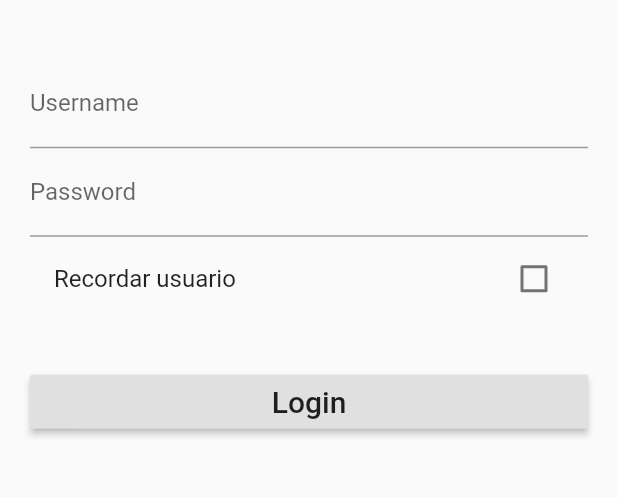
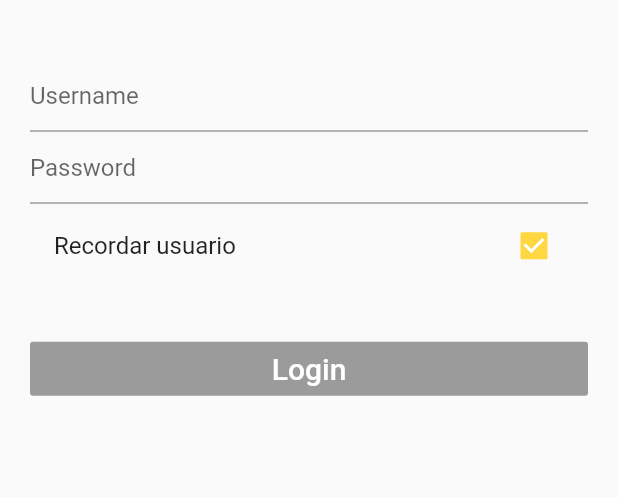
Before and after one commit to Liliana99/arquetipo_spoty_clone, a Flutter app: the screen it shows after launch, after a tap on "Recordar usuario", on a phone screen of 412 x 824 dp, the part 341-838 px from its top. Run offline on Flutter 3.47's test engine with Material 2 defaults, Android fonts, the phone set to English and light mode, and no system bars; our stand-ins replace equatable, flutter_bloc, formz.

Commit message:
feat(theme): add theme to the app

```diff
--- a/lib/app/login/blocs/login_bloc.dart
+++ b/lib/app/login/blocs/login_bloc.dart
@@ -1,17 +1,71 @@
-import 'package:arquetipo_flutter_bloc/app/login/repositories/login_repository.dart';
+import 'package:arquetipo_flutter_bloc/shared/models/password_form_model.dart';
+import 'package:arquetipo_flutter_bloc/shared/models/username_form_model.dart';
+import 'package:arquetipo_flutter_bloc/shared/repositories/authentication_repository.dart';
 import 'package:flutter_bloc/flutter_bloc.dart';
+import 'package:formz/formz.dart';
 
 import 'bloc.dart';
 
 class LoginBloc extends Bloc<LoginBlocEvent, LoginBlocState> {
 
-  final LoginRepository repository;
+  final AuthenticationRepository _authenticationRepository;
 
-  LoginBloc(LoginBlocState initialState, this.repository) : super(initialState);
+
+  LoginBloc(this._authenticationRepository) : super(LoginBlocState());
 
   @override
-  Stream<LoginBlocState> mapEventToState(LoginBlocEvent event) {
-    // TODO: implement mapEventToState
-    throw UnimplementedError();
+  Stream<LoginBlocState> mapEventToState(LoginBlocEvent event) async* {
+    if (event is LoginUsernameChanged) {
+      yield _mapUsernameChangedToState(event, state);
+    } else if (event is LoginPasswordChanged) {
+      yield _mapPasswordChangedToState(event, state);
+    } else if (event is LoginRememberChanged) {
+      yield _mapRememberChangedToState(event, state);
+    } else if (event is LoginSubmitted) {
+      yield* _mapLoginSubmittedToState(event, state);
+    }
+  }
+
+  LoginBlocState _mapUsernameChangedToState(LoginUsernameChanged event, LoginBlocState state) {
+    final username = Username.dirty(event.username);
+    return state.copyWith(
+      username: username,
+      status: Formz.validate([state.username, username]),
+    );
+  }
+
+  LoginBlocState _mapPasswordChangedToState(LoginPasswordChanged event, LoginBlocState state) {
+    final password = Password.dirty(event.password);
+    return state.copyWith(
+      password: password,
+      status: Formz.validate([state.password, password]),
+    );
+  }
+
+
+  LoginBlocState _mapRememberChangedToState(LoginRememberChanged event, LoginBlocState state) {
+    final remember = event.remember;
+    return state.copyWith(
+      remember: remember
+    );
+  }
+
+  Stream<LoginBlocState> _mapLoginSubmittedToState(LoginSubmitted event, LoginBlocState state) async* {
+    if(state.isValid()) {
+      yield state.copyWith(status: FormzStatus.submissionInProgress);
+
+      try {
+        await _authenticationRepository.logIn(
+          username: state.username.value,
+          password: state.password.value,
+        );
+        yield state.copyWith(status: FormzStatus.submissionSuccess);
+      } on Exception catch (_) {
+        yield state.copyWith(status: FormzStatus.submissionFailure);
+      }
+
+    } else {
+      yield state.copyWith(status: FormzStatus.submissionFailure);
+    }
   }
 }
--- a/lib/app/login/blocs/login_event_bloc.dart
+++ b/lib/app/login/blocs/login_event_bloc.dart
@@ -2,4 +2,41 @@ import 'package:equatable/equatable.dart';
 
 abstract class LoginBlocEvent extends Equatable {
   const LoginBlocEvent();
+
+  @override
+  List<Object> get props => [];
 }
+
+class LoginUsernameChanged extends LoginBlocEvent {
+  const LoginUsernameChanged(this.username);
+
+  final String username;
+
+  @override
+  List<Object> get props => [username];
+}
+
+class LoginPasswordChanged extends LoginBlocEvent {
+  const LoginPasswordChanged(this.password);
+
+  final String password;
+
+  @override
+  List<Object> get props => [password];
+}
+
+class LoginRememberChanged extends LoginBlocEvent {
+  const LoginRememberChanged(this.remember);
+
+  final bool remember;
+
+  @override
+  List<Object> get props => [remember];
+}
+
+class LoginSubmitted extends LoginBlocEvent {
+  const LoginSubmitted();
+
+  @override
+  List<Object> get props => [];
+}
--- a/lib/app/login/blocs/login_state_bloc.dart
+++ b/lib/app/login/blocs/login_state_bloc.dart
@@ -1,5 +1,39 @@
+import 'package:arquetipo_flutter_bloc/shared/models/password_form_model.dart';
+import 'package:arquetipo_flutter_bloc/shared/models/username_form_model.dart';
 import 'package:equatable/equatable.dart';
+import 'package:formz/formz.dart';
 
-abstract class LoginBlocState extends Equatable {
-  const LoginBlocState();
+class LoginBlocState extends Equatable {
+  const LoginBlocState({
+    this.status = FormzStatus.pure,
+    this.username = const Username.pure(),
+    this.password = const Password.pure(),
+    this.remember = false,
+  });
+
+  final FormzStatus status;
+  final Username username;
+  final Password password;
+  final bool remember;
+
+  LoginBlocState copyWith({
+    FormzStatus status,
+    Username username,
+    Password password,
+    bool remember
+  }) {
+    return LoginBlocState(
+      status: status ?? this.status,
+      username: username ?? this.username,
+      password: password ?? this.password,
+      remember: remember ?? this.remember,
+    );
+  }
+
+  bool isValid() {
+    return Formz.validate([this.username, this.password]).isValid;
+  }
+
+  @override
+  List<Object> get props => [status, username, password, remember];
 }
--- a/lib/app/login/pages/login_page.dart
+++ b/lib/app/login/pages/login_page.dart
@@ -1,14 +1,16 @@
 import 'package:arquetipo_flutter_bloc/app/login/blocs/bloc.dart';
-import 'package:arquetipo_flutter_bloc/app/login/repositories/login_repository.dart';
+import 'package:arquetipo_flutter_bloc/shared/repositories/authentication_repository.dart';
 import 'package:flutter/material.dart';
 import 'package:flutter/widgets.dart';
 import 'package:flutter_bloc/flutter_bloc.dart';
+import 'package:formz/formz.dart';
 
 class LoginPage extends StatelessWidget {
   @override
   Widget build(BuildContext context) {
     return BlocProvider(
-      create: (context) => LoginBloc(null, LoginRepository()),
+      create: (context) =>
+          LoginBloc(RepositoryProvider.of<AuthenticationRepository>(context)),
       child: LoginContent(),
     );
   }
@@ -18,7 +20,6 @@ class LoginContent extends StatefulWidget {
   @override
   _LoginContentState createState() => _LoginContentState();
 }
-
 
 class _LoginContentState extends State<LoginContent> {
   @override
@@ -48,21 +49,8 @@ class LoginForm extends StatelessWidget {
       children: [
         _UserNameInput(),
         _PasswordInput(),
-        CheckboxListTile(
-          title: const Text('Recordar usuario'),
-          value: false,
-          onChanged: (bool value) {},
-        ),
-        Padding(
-          padding: const EdgeInsets.only(top: 30),
-          child: SizedBox(
-            width: double.infinity,
-            child: RaisedButton(
-              onPressed: () {},
-              child: const Text('Login', style: TextStyle(fontSize: 20)),
-            ),
-          ),
-        )
+        _RememberUserInput(),
+        _LoginButton()
       ],
     );
   }
@@ -71,8 +59,19 @@ class LoginForm extends StatelessWidget {
 class _UserNameInput extends StatelessWidget {
   @override
   Widget build(BuildContext context) {
-    return TextField(
-      decoration: InputDecoration(labelText: 'Username'),
+    return BlocBuilder<LoginBloc, LoginBlocState>(
+      buildWhen: (previous, current) => previous.username != current.username,
+      builder: (context, state) {
+        return TextField(
+          key: const Key('loginForm_usernameInput_textField'),
+          onChanged: (username) =>
+              context.read<LoginBloc>().add(LoginUsernameChanged(username)),
+          decoration: InputDecoration(
+            hintText: 'Username',
+            errorText: state.username.invalid ? 'invalid username' : null,
+          ),
+        );
+      },
     );
   }
 }
@@ -80,9 +79,78 @@ class _UserNameInput extends StatelessWidget {
 class _PasswordInput extends StatelessWidget {
   @override
   Widget build(BuildContext context) {
-    return TextField(
-      obscureText: true,
-      decoration: InputDecoration(labelText: 'Password'),
+    return BlocBuilder<LoginBloc, LoginBlocState>(
+      buildWhen: (previous, current) =>
+          previous.password != current.password ||
+          previous.status != current.status,
+      builder: (context, state) {
+        return TextField(
+          key: const Key('loginForm_passwordInput_textField'),
+          obscureText: true,
+          onChanged: (password) =>
+              context.read<LoginBloc>().add(LoginPasswordChanged(password)),
+          decoration: InputDecoration(
+            hintText: 'Password',
+            errorText: state.password.invalid ? 'invalid password' : null,
+          ),
+        );
+      },
     );
   }
 }
+
+class _RememberUserInput extends StatelessWidget {
+  @override
+  Widget build(BuildContext context) {
+    return BlocBuilder<LoginBloc, LoginBlocState>(
+        buildWhen: (previous, current) => previous.remember != current.remember,
+        builder: (context, state) {
+          return CheckboxListTile(
+            title: const Text('Recordar usuario'),
+            value: state.remember,
+            onChanged: (bool remember) => {
+              context.read<LoginBloc>().add(LoginRememberChanged(remember)),
+            },
+          );
+        });
+  }
+}
+
+class _LoginButton extends StatelessWidget {
+  const _LoginButton({
+    Key key,
+  }) : super(key: key);
+
+  @override
+  Widget build(BuildContext context) {
+    return BlocBuilder<LoginBloc, LoginBlocState>(
+      builder: (context, state) {
+        return Padding(
+          padding: const EdgeInsets.only(top: 30),
+          child: SizedBox(
+            width: double.infinity,
+            child: RaisedButton(
+              color: Theme.of(context).primaryColor,
+              onPressed: state.isValid()
+                  ? () {
+                      context.read<LoginBloc>().add(const LoginSubmitted());
+                    }
+                  : null,
+              child: state.status == FormzStatus.submissionInProgress ?
+              SizedBox(
+                width: 15,
+                height: 15,
+                child: CircularProgressIndicator(
+                  backgroundColor: Colors.white,
+                ),
+              ) :
+              const Text('Login',
+                  style: TextStyle(fontSize: 20, color: Colors.white))
+              ,
+            ),
+          ),
+        );
+      },
+    );
+  }
+}
--- a/lib/app/login/repositories/login_repository.dart
+++ /dev/null
@@ -1 +0,0 @@
-class LoginRepository {}
--- a/lib/main.dart
+++ b/lib/main.dart
@@ -1,8 +1,7 @@
-import 'dart:developer';
-
 import 'package:arquetipo_flutter_bloc/shared/blocs/authentication/bloc.dart';
 import 'package:arquetipo_flutter_bloc/shared/repositories/authentication_repository.dart';
 import 'package:arquetipo_flutter_bloc/shared/utils/routes.dart';
+import 'package:arquetipo_flutter_bloc/theme.dart';
 import 'package:flutter/material.dart';
 import 'package:flutter_bloc/flutter_bloc.dart';
 
@@ -25,12 +24,10 @@ void main() {
 }
 
 class MyApp extends StatelessWidget {
-  // This widget is the root of your application.
   @override
   Widget build(BuildContext context) {
     return GestureDetector(
       onTap: () {
-        log('test');
         FocusScopeNode currentFocus = FocusScope.of(context);
 
         if (!currentFocus.hasPrimaryFocus &&
@@ -45,9 +42,7 @@ class MyApp extends StatelessWidget {
             GlobalWidgetsLocalizations.delegate,
             S.delegate],
           supportedLocales: S.delegate.supportedLocales,*/
-          theme: ThemeData(
-            primarySwatch: Colors.blue,
-          ),
+          theme: buildThemeData(),
           initialRoute: '/',
           routes: routes),
     );
--- /dev/null
+++ b/lib/theme.dart
@@ -0,0 +1,8 @@
+import 'package:flutter/material.dart';
+
+ThemeData buildThemeData() {
+  return ThemeData(
+      primaryColor: Colors.blue,
+      accentColor: Colors.amberAccent
+  );
+}
```
